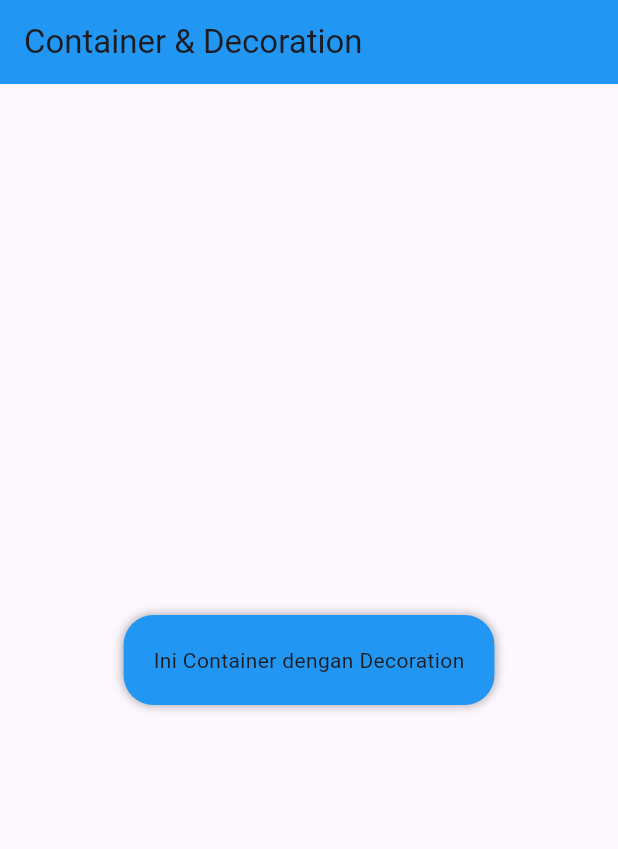
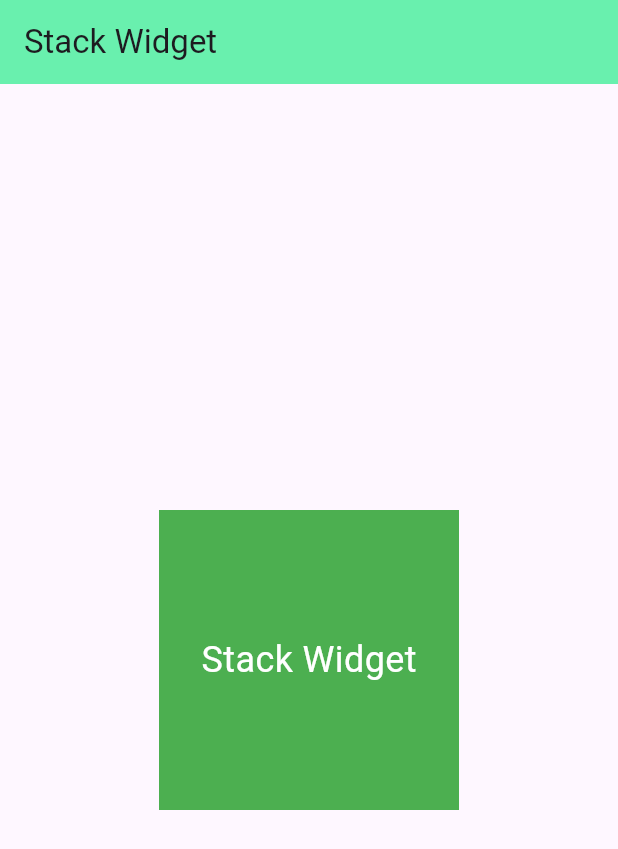
Before and after one commit to OrewaKimi/Flutter_Styling_Widget, a Flutter app: the screen it shows after launch, on a phone screen of 412 x 824 dp. Shown: the top 849 px of the screen. Run offline on Flutter 3.47's test engine with Material 3 defaults, Android fonts, the phone set to English and light mode, and no system bars.

Commit message:
Stack Widget Demo

```diff
--- a/lib/main.dart
+++ b/lib/main.dart
@@ -12,23 +12,29 @@ class MyApp extends StatelessWidget {
   Widget build(BuildContext context) {
     return MaterialApp(
       debugShowCheckedModeBanner: false,
-      title: 'Container Decoration Demo',
+      title: 'Stack Widget Demo',
       home: Scaffold(
         appBar: AppBar(
-          title: const Text('Container & Decoration'),
-          backgroundColor: Colors.blue,
+          title: const Text('Stack Widget'),
+          backgroundColor: Colors.greenAccent,
         ),
         body: Center(
-          child: Container(
-            margin: const EdgeInsets.all(20),
-            padding: const EdgeInsets.all(20),
-            decoration: BoxDecoration(
-              color: Colors.blue,
-              borderRadius: BorderRadius.circular(20),
-              boxShadow: const [BoxShadow(color: Colors.grey,
-              blurRadius: 5)],
-            ),
-            child: const Text('Ini Container dengan Decoration'),
+          child: Stack(
+            alignment: Alignment.center,
+            children: [
+              Container(
+                width: 200,
+                height: 200,
+                color: Colors.green,
+              ),
+              const Text(
+                'Stack Widget',
+                style: TextStyle(
+                  color: Colors.white,
+                  fontSize: 24,
+                ),
+              ),
+            ],
           ),
         ),
       ),
```
